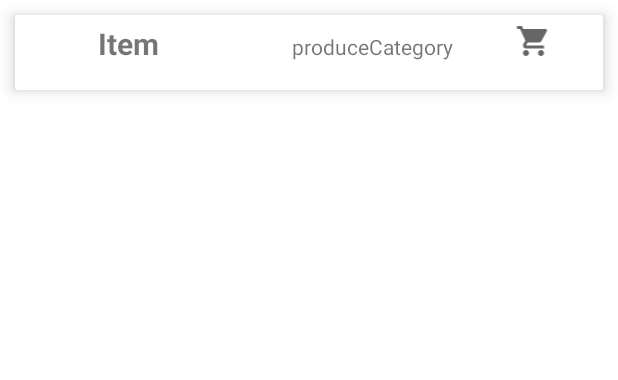
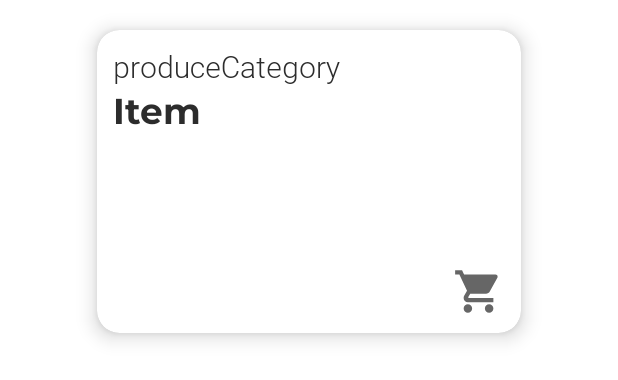
Before and after one commit to sohumgala/Team-2132-Harvest4Us, an Android app: the layout card_view_design.xml on its own in the app's theme, with its tools: preview values and no code run, on a phone screen of 412 x 824 dp. Shown: the top 380 px of the screen. Run offline under Robolectric (Android 15) with nearby library versions, the phone set to English and light mode, and no system bars.

Commit message:
fixed card layout for marketplace

```diff
--- a/Harvest4usMOBILE/app/src/main/res/layout/card_view_design.xml
+++ b/Harvest4usMOBILE/app/src/main/res/layout/card_view_design.xml
@@ -1,44 +1,57 @@
 <?xml version="1.0" encoding="utf-8"?>
-<androidx.cardview.widget.CardView
-    xmlns:android="http://schemas.android.com/apk/res/android"
+<androidx.cardview.widget.CardView xmlns:android="http://schemas.android.com/apk/res/android"
     xmlns:app="http://schemas.android.com/apk/res-auto"
-    android:layout_width="match_parent"
-    android:layout_height="50dp"
-    android:layout_margin="10dp"
-    app:cardElevation="6dp">
+    android:layout_width="wrap_content"
+    android:layout_height="wrap_content"
+    android:layout_gravity="center_horizontal"
+    android:layout_margin="20dp"
+    android:translationZ="2dp"
+    app:cardCornerRadius="15dp"
+    app:cardElevation="6dp"
+    app:contentPadding="5dp">
 
     <LinearLayout
-        android:layout_width="match_parent"
-        android:layout_height="match_parent"
+        android:layout_width="272dp"
+        android:layout_height="191dp"
+        android:layout_gravity="center_horizontal"
+        android:orientation="vertical"
         android:padding="5dp">
 
-        <ImageView
-            android:id="@+id/imageview"
-            android:layout_width="40dp"
-            android:layout_height="40dp" />
+        <TextView
+            android:id="@+id/subtextView"
+            android:layout_width="wrap_content"
+            android:layout_height="wrap_content"
+            android:layout_gravity="start"
+            android:fontFamily="@font/roboto_light_font"
+            android:text="produceCategory"
+            android:textAlignment="center"
+            android:textColor="@color/mainFont"
+            android:textSize="20sp" />
 
         <TextView
             android:id="@+id/textView"
             android:layout_width="129dp"
             android:layout_height="wrap_content"
-            android:layout_marginStart="10dp"
-            android:layout_marginLeft="15dp"
+            android:layout_gravity="start"
+            android:fontFamily="@font/montserrat_bold_font"
             android:text="Item"
-            android:textSize="20sp"
+            android:textAlignment="viewStart"
+            android:textColor="@color/mainFont"
+            android:textSize="24sp"
             android:textStyle="bold" />
 
-        <TextView
-            android:id="@+id/subtextView"
-            android:layout_width="120dp"
-            android:layout_height="wrap_content"
-            android:text="produceCategory"
-            android:textAlignment="inherit"
-            android:textSize="14sp" />
+        <ImageView
+            android:id="@+id/imageview"
+            android:layout_width="94dp"
+            android:layout_height="68dp"
+            android:layout_gravity="center"
+            android:layout_margin="10dp" />
 
         <ImageView
             android:id="@+id/imageViewCart"
-            android:layout_width="wrap_content"
+            android:layout_width="35dp"
             android:layout_height="wrap_content"
+            android:layout_gravity="end"
             android:layout_weight="1"
             app:srcCompat="@drawable/ic_baseline_shopping_cart_24" />
 
```
Also changed, not shown: Harvest4usMOBILE/app/src/main/res/layout/activity_marketplace.xml (+28 -17 lines).
